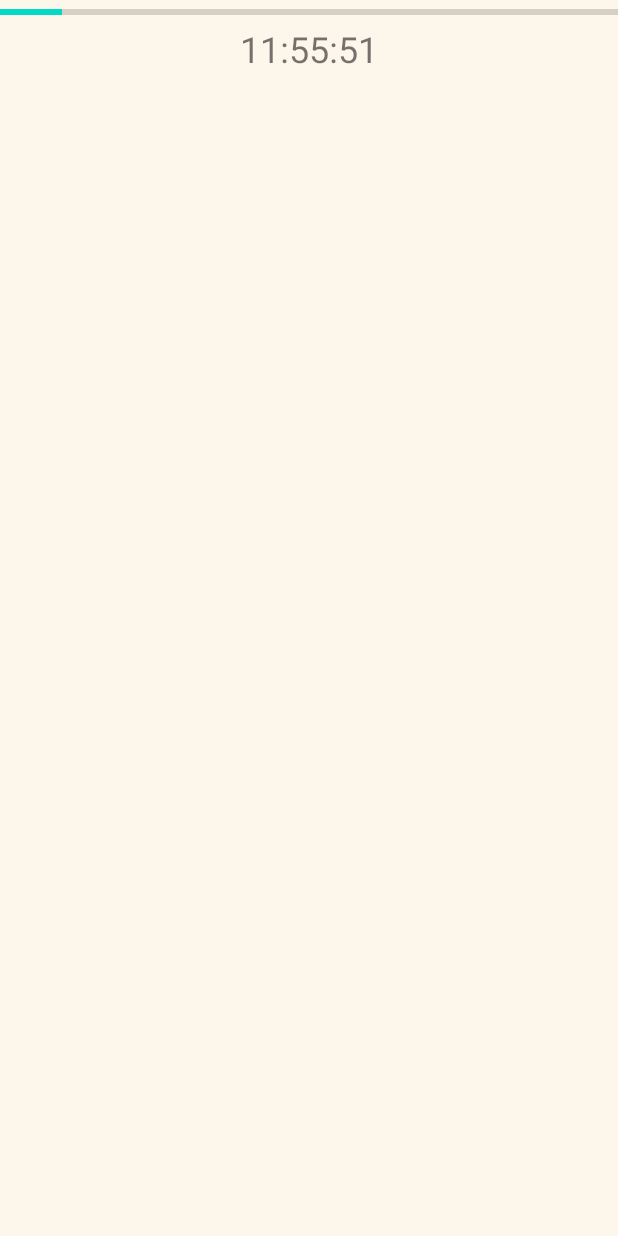
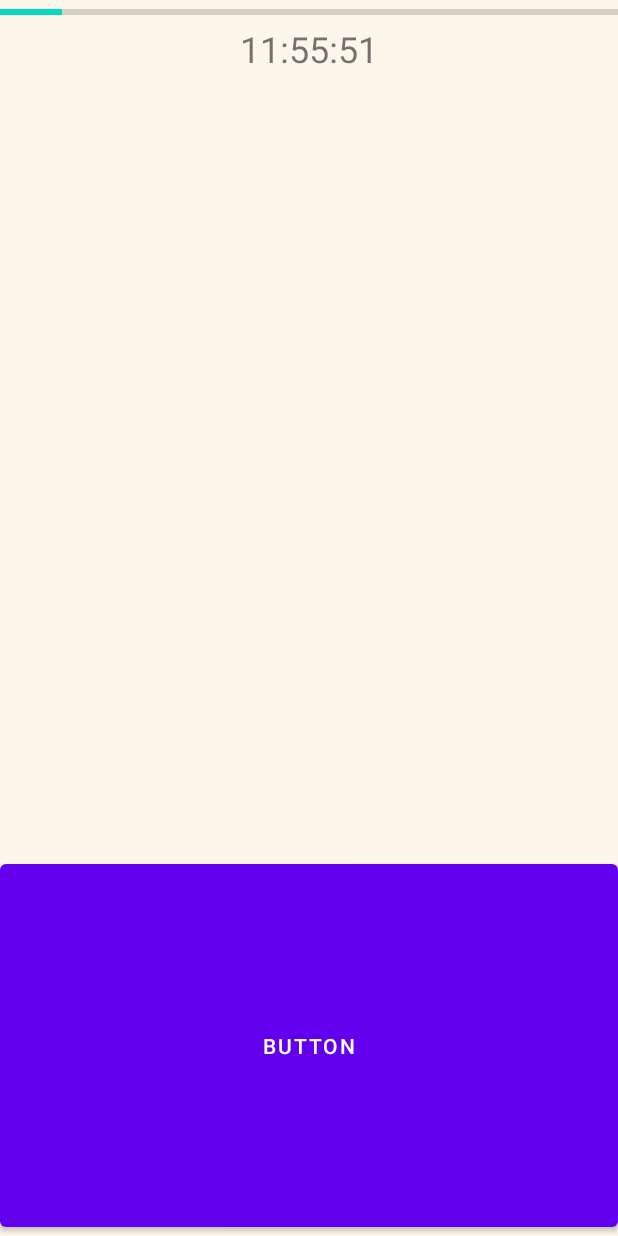
Before and after one commit to Rose-Mar/TimeToGoo, an Android app: the MainActivity3 screen opened directly, with no data from a screen before it, on a phone screen of 412 x 824 dp. Run offline under Robolectric (Android 15) with nearby library versions, the phone set to English and light mode, and no system bars; 2 statements that could not run were skipped.

Commit message:
ButtonsVisibility

```diff
--- a/app/src/main/java/com/example/timetogo/MainActivity3.java
+++ b/app/src/main/java/com/example/timetogo/MainActivity3.java
@@ -6,6 +6,7 @@ import android.content.Intent;
 import android.os.Bundle;
 import android.os.CountDownTimer;
 import android.view.View;
+import android.widget.Button;
 import android.widget.ListView;
 import android.widget.TextView;
 import android.widget.Toast;
@@ -32,6 +33,10 @@ public class MainActivity3 extends AppCompatActivity {
 
     @Override
     protected void onCreate(Bundle savedInstanceState) {
+
+
+
+
         super.onCreate(savedInstanceState);
         setContentView(R.layout.activity_main3);
 
@@ -49,8 +54,10 @@ public class MainActivity3 extends AppCompatActivity {
             }
         }
 
+
+
         listView = findViewById(R.id.listCountView);
-        CustomAdapter3 adapter = new CustomAdapter3(MainActivity3.this, R.layout.ltem_count, selectedItems);
+        CustomAdapter3 adapter = new CustomAdapter3(MainActivity3.this, R.layout.ltem_count, selectedItems, this);
         listView.setAdapter(adapter);
 
         currentTimeMillis = System.currentTimeMillis();
@@ -60,14 +67,30 @@ public class MainActivity3 extends AppCompatActivity {
 
         countdownText = findViewById(R.id.timerTextView);
 
+        timeLeftInMilliseconds = selectedTimeInMillis - currentTimeMillis - (totalTime * 1000 * 60);
+
         startCountdown();
+
+
+        Button button;
+        button = findViewById(R.id.button);
+        button.setOnClickListener(new View.OnClickListener() {
+            @Override
+            public void onClick(View v) {
+                stopCountdown();
+            }
+        });
     }
 
-    private void startCountdown() {
-        timeLeftInMilliseconds = selectedTimeInMillis - currentTimeMillis - (totalTime * 1000 * 60);
+    public void dziala(){
+        stopCountdown();
+    }
+
+    public void startCountdown() {
+
 
         Toast.makeText(MainActivity3.this, "totalTime: " + totalTime, Toast.LENGTH_SHORT).show();
-        Toast.makeText(MainActivity3.this, "czas: " + timeLeftInMilliseconds, Toast.LENGTH_SHORT).show();
+        Toast.makeText(MainActivity3.this, "time: " + timeLeftInMilliseconds, Toast.LENGTH_SHORT).show();
         Toast.makeText(MainActivity3.this, "currentTime: " + currentTimeMillis, Toast.LENGTH_SHORT).show();
         Toast.makeText(MainActivity3.this, "selectedTime: " + selectedTimeInMillis, Toast.LENGTH_SHORT).show();
 
@@ -83,6 +106,16 @@ public class MainActivity3 extends AppCompatActivity {
                 // działania po zakończeniu odliczania
             }
         }.start();
+    }
+
+    public void stopCountdown(){
+        if(countDownTimer != null){
+            countDownTimer.cancel();
+            countDownTimer = null;
+            updateCountdownText();
+        }
+
+
     }
 
     private void updateCountdownText() {
--- a/app/src/main/res/layout/activity_main3.xml
+++ b/app/src/main/res/layout/activity_main3.xml
@@ -34,5 +34,11 @@
 
     </ListView>
 
+    <Button
+        android:id="@+id/button"
+        android:layout_width="match_parent"
+        android:layout_height="match_parent"
+        android:text="Button" />
+
 
 </LinearLayout>
```
Also changed, not shown: app/src/main/java/com/example/timetogo/adapter/CustomAdapter3.java (+53 -9 lines), app/src/main/java/com/example/timetogo/db/entity/ListItem.java (+22 -0 lines).
